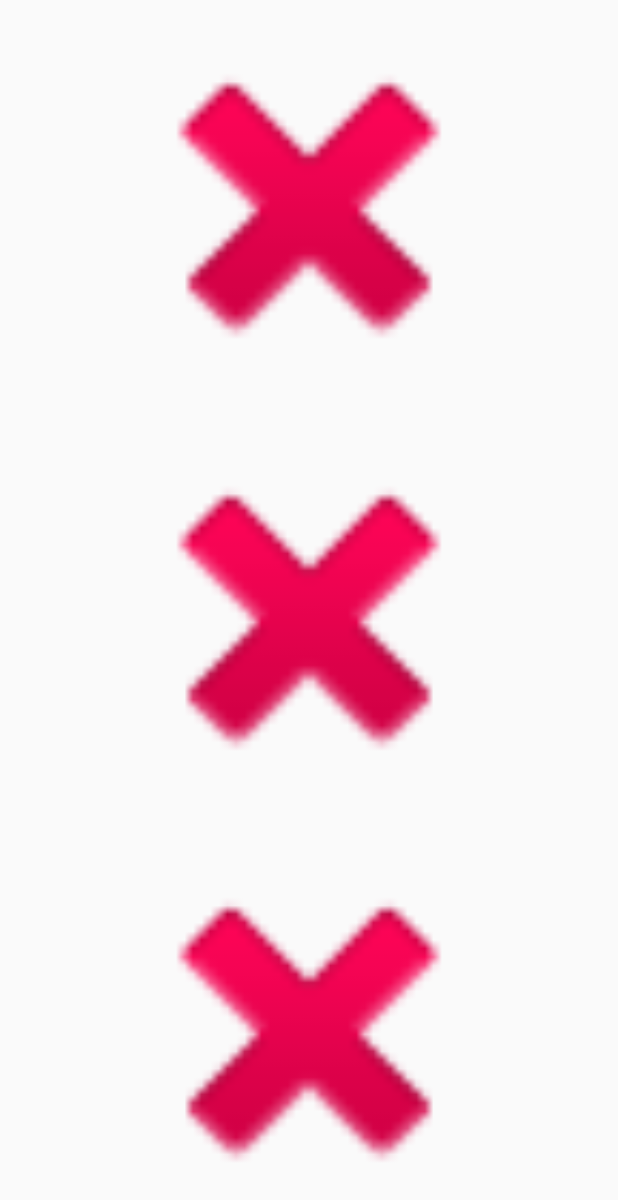
After one commit to gemambu/Kotlin_MadridShops, an Android app: the PicassoActivity screen opened directly, with no data from a screen before it, on a phone screen of 412 x 824 dp. The commit adds this screen. Shown: the top 1200 px of the screen. Run offline under Robolectric (Android 15) with nearby library versions, the phone set to English and light mode, and no system bars; our stand-ins replace Picasso; network calls fail; pictures from the network do not load; 1 statement that could not run was skipped.

Commit message:
last class changes

```diff
--- a/app/build.gradle
+++ b/app/build.gradle
@@ -41,5 +41,10 @@ dependencies {
     // enabling multiDex Support to avoid 64k method limit
     // see: https://developer.android.com/studio/build/multidex.html
     implementation 'com.android.support:multidex:1.0.0'
+    // google maps. See https://developers.google.com/android/guides/setup
+    implementation 'com.google.android.gms:play-services-maps:10.0.0'
+    // http://square.github.io/picasso/
+    implementation 'com.squareup.picasso:picasso:2.5.2'
+
 
 }
--- /dev/null
+++ b/app/src/main/java/com/gmb/madridshops/activity/PicassoActivity.kt
@@ -0,0 +1,39 @@
+package com.gmb.madridshops.activity
+
+import android.os.Bundle
+import android.support.design.widget.Snackbar
+import android.support.v7.app.AppCompatActivity
+import com.gmb.madridshops.R
+import com.squareup.picasso.Picasso
+
+import kotlinx.android.synthetic.main.activity_picasso.*
+
+class PicassoActivity : AppCompatActivity() {
+
+    override fun onCreate(savedInstanceState: Bundle?) {
+        super.onCreate(savedInstanceState)
+        setContentView(R.layout.activity_picasso)
+
+        // esto debe ir a nivel de APP, para toda la gestion de imagenes
+        Picasso.with(this).setIndicatorsEnabled(true)
+        Picasso.with(this).isLoggingEnabled = true
+
+        Picasso
+                .with(this)
+                .load("http://stillcracking.com/wp-content/uploads/2014/05/c5731d46405fb1226cad6eef30c99ce145e7894eb7948b4180e78e0b3a32aaca_1.jpg")
+                .placeholder(android.R.drawable.ic_delete)
+                .into(img1)
+        Picasso
+                .with(this)
+                .load("https://i.imgur.com/KWl6pqT.jpg")
+                .placeholder(android.R.drawable.ic_delete)
+                .into(img2)
+        Picasso
+                .with(this)
+                .load("http://www.abc.es/media/play/2017/05/11/deadpool-kcO--620x349@abc.jpg")
+                .placeholder(android.R.drawable.ic_delete)
+                .into(img3)
+
+    }
+
+}
--- /dev/null
+++ b/app/src/main/res/layout/activity_picasso.xml
@@ -0,0 +1,28 @@
+<?xml version="1.0" encoding="utf-8"?>
+<LinearLayout xmlns:android="http://schemas.android.com/apk/res/android"
+    xmlns:app="http://schemas.android.com/apk/res-auto"
+    xmlns:tools="http://schemas.android.com/tools"
+    android:layout_width="match_parent"
+    android:layout_height="match_parent"
+    tools:context="com.gmb.madridshops.activity.PicassoActivity"
+    android:orientation="vertical">
+
+    <ImageView
+        android:id="@+id/img1"
+        android:layout_width="match_parent"
+        android:layout_height="match_parent"
+        android:layout_weight="1"/>
+
+    <ImageView
+        android:id="@+id/img2"
+        android:layout_width="match_parent"
+        android:layout_height="match_parent"
+        android:layout_weight="1"/>
+
+    <ImageView
+        android:id="@+id/img3"
+        android:layout_width="match_parent"
+        android:layout_height="match_parent"
+        android:layout_weight="1"/>
+
+</LinearLayout>
--- a/app/src/main/res/layout/content_main.xml
+++ b/app/src/main/res/layout/content_main.xml
@@ -8,8 +8,8 @@
     android:orientation="vertical">
 
     <fragment
-        android:name="com.gmb.madridshops.fragment.MapFragment"
-        android:id="@+id/mapFragment"
+        android:name="com.google.android.gms.maps.SupportMapFragment"
+        android:id="@+id/activity_main_map_fragment"
         android:layout_width="match_parent"
         android:layout_height="match_parent"
         android:background="@color/colorPrimary"
@@ -17,7 +17,7 @@
 
     <fragment
         android:name="com.gmb.madridshops.fragment.ListFragment"
-        android:id="@+id/listFragment"
+        android:id="@+id/activity_main_list_fragment"
         android:layout_width="match_parent"
         android:layout_height="match_parent"
         android:background="@color/colorAccent"
--- /dev/null
+++ b/app/src/main/res/values/google_maps_api_key.xml
@@ -0,0 +1,4 @@
+<?xml version="1.0" encoding="utf-8"?>
+<resources>
+    <string name="GOOGLE_MAPS_API_KEY">AIzaSyCtZ1ATbmgP1ni0ZvdmW3VCYeyDBqE7u94</string>
+</resources>
--- a/app/src/main/res/values/strings.xml
+++ b/app/src/main/res/values/strings.xml
@@ -4,4 +4,5 @@
 
     <!-- TODO: Remove or change this placeholder text -->
     <string name="hello_blank_fragment">Hello blank fragment</string>
+    <string name="title_activity_picasso">PicassoActivity</string>
 </resources>
--- a/domain/src/main/java/com/gmb/madridshops/domain/model/Shops.kt
+++ b/domain/src/main/java/com/gmb/madridshops/domain/model/Shops.kt
@@ -20,7 +20,7 @@ data class Shop(val id: Int, val name: String, val address: String){
 
     override fun all() = shops
 
-    override fun get(position: Int) = shops[position]
+    override operator fun get(position: Int) = shops[position]
 
 
     override fun add(element: Shop) {
--- a/repository/src/main/java/com/gmb/madridshops/repository/db/dao/ShopDAO.kt
+++ b/repository/src/main/java/com/gmb/madridshops/repository/db/dao/ShopDAO.kt
@@ -48,9 +48,7 @@ class ShopDAO(val dbHelper: DBHelper) : DAOPersistable<ShopEntity> {
 
         while (cursor.moveToNext()) {
             val entity = entityFromCursor(cursor)!!
-            if (entity != null) {
-                result.add(entity)
-            }
+            result.add(entity)
 
         }
 
```
Also changed, not shown: app/src/main/AndroidManifest.xml (+32 -1 lines), app/src/main/java/com/gmb/madridshops/activity/MainActivity.kt (+110 -7 lines), app/src/main/java/com/gmb/madridshops/fragment/MapFragment.kt (deleted, +0 -29 lines), app/src/main/java/com/gmb/madridshops/router/Router.kt (added, +14 -0 lines), app/src/main/res/layout/fragment_map.xml (deleted, +0 -13 lines), 6 other files.
